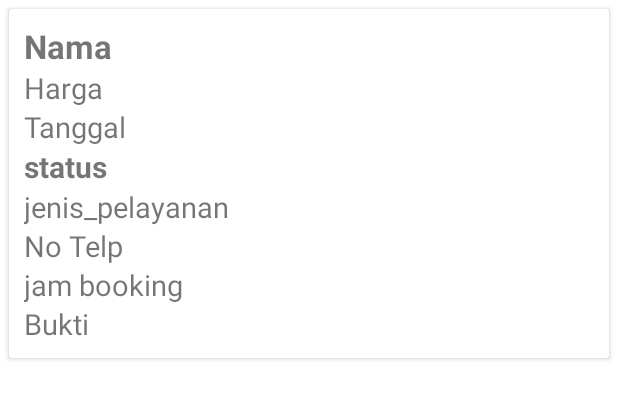
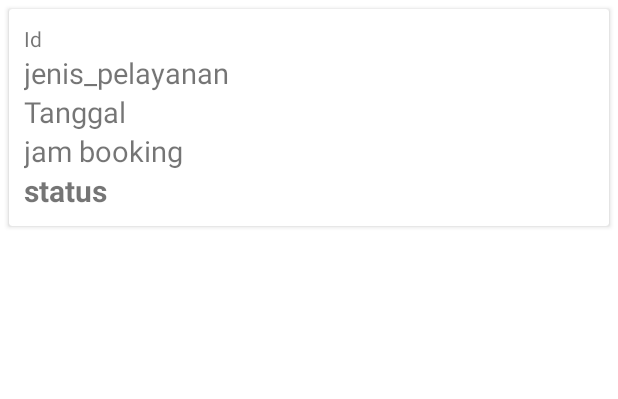
Before and after one commit to FahrezaDA/BarbershopAndroid, an Android app: the layout card_item.xml on its own in the app's theme, with its tools: preview values and no code run, on a phone screen of 412 x 824 dp. Shown: the top 399 px of the screen. Run offline under Robolectric (Android 15) with nearby library versions, the phone set to English and light mode, and no system bars; network calls fail.

Commit message:
java list booking kurang api

```diff
--- a/app/src/main/res/layout/card_item.xml
+++ b/app/src/main/res/layout/card_item.xml
@@ -16,21 +16,13 @@
             android:layout_width="match_parent"
             android:layout_height="wrap_content"
             android:text="Id"
-            android:visibility="gone"/>
+            />
 
         <TextView
-            android:id="@+id/tv_nama"
+            android:id="@+id/tv_model"
             android:layout_width="match_parent"
             android:layout_height="wrap_content"
-            android:text="Nama"
-            android:textSize="22dp"
-            android:textStyle="bold"/>
-
-        <TextView
-            android:id="@+id/tv_harga"
-            android:layout_width="match_parent"
-            android:layout_height="wrap_content"
-            android:text="Harga"
+            android:text="jenis_pelayanan"
             android:textSize="19dp"/>
 
         <TextView
@@ -41,6 +33,14 @@
             android:textSize="19dp" />
 
         <TextView
+            android:id="@+id/tv_jam"
+            android:layout_width="match_parent"
+            android:layout_height="wrap_content"
+            android:text="jam booking"
+            android:textSize="19dp"/>
+
+
+        <TextView
             android:id="@+id/tv_stats"
             android:layout_width="match_parent"
             android:layout_height="wrap_content"
@@ -48,34 +48,6 @@
             android:textSize="20dp"
             android:textStyle="bold"/>
 
-        <TextView
-            android:id="@+id/tv_model"
-            android:layout_width="match_parent"
-            android:layout_height="wrap_content"
-            android:text="jenis_pelayanan"
-            android:textSize="19dp"/>
-
-        <TextView
-            android:id="@+id/tv_notelp"
-            android:layout_width="match_parent"
-            android:layout_height="wrap_content"
-            android:text="No Telp"
-            android:textSize="19dp"/>
-
-        <TextView
-            android:id="@+id/tv_jam"
-            android:layout_width="match_parent"
-            android:layout_height="wrap_content"
-            android:text="jam booking"
-            android:textSize="19dp"/>
-
-        <TextView
-            android:id="@+id/tv_bukti"
-            android:layout_width="match_parent"
-            android:layout_height="wrap_content"
-            android:text="Bukti"
-            android:textSize="19dp"/>
-
     </LinearLayout>
 
 </androidx.cardview.widget.CardView>
```
Also changed, not shown: app/src/main/java/com/project/barbershop/listBooking/Pesanan.java (added, +39 -0 lines), app/src/main/java/com/project/barbershop/listBooking/PesananActivity.java (added, +84 -0 lines), app/src/main/java/com/project/barbershop/listBooking/PesananAdapter.java (added, +56 -0 lines), app/src/main/res/layout/activity_list_pemesanan.xml (+6 -6 lines).
